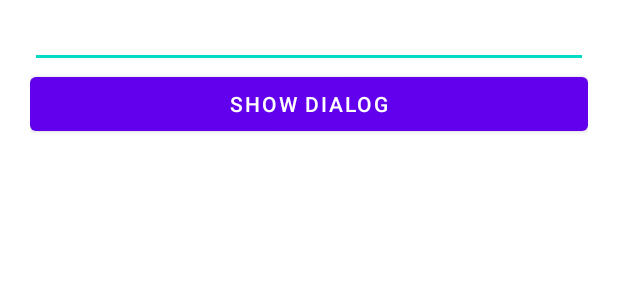
After one commit to KHPatel06/FinalProjectAndroid2023, an Android app: the layout custom_layout.xml on its own in the app's theme, with its tools: preview values and no code run, on a phone screen of 412 x 824 dp. The commit adds this screen. Shown: the top 300 px of the screen. Run offline under Robolectric (Android 15) with nearby library versions, the phone set to English and light mode, and no system bars.

Commit message:
commit - 05/05/2023

```diff
--- a/app/src/main/java/com/example/finalprojectandroid2023/ItemViewModel.kt
+++ b/app/src/main/java/com/example/finalprojectandroid2023/ItemViewModel.kt
@@ -6,7 +6,7 @@
 
 class ItemViewModel: ViewModel() {
 
-    var items = listOf<Item>(
+    var items = listOf(
         Item(0.05, 0, "item 1", "Does stuff"),
         Item(0.1, 0, "item 2", "Does stuff"),
         Item(0.15, 0, "item 3", "Does stuff"),
--- a/app/src/main/java/com/example/finalprojectandroid2023/MainFragment.kt
+++ b/app/src/main/java/com/example/finalprojectandroid2023/MainFragment.kt
@@ -41,7 +41,6 @@
         }
         viewModel.numOfKush.observe(viewLifecycleOwner) { currentKushAmount ->
             binding.cashCount.text = currentKushAmount.toString()
-
         }
 
         return rootView
--- /dev/null
+++ b/app/src/main/res/layout/custom_layout.xml
@@ -0,0 +1,20 @@
+<?xml version="1.0" encoding="utf-8"?>
+<LinearLayout xmlns:android="http://schemas.android.com/apk/res/android"
+    android:layout_width="match_parent"
+    android:layout_height="match_parent"
+    android:orientation="vertical"
+    android:paddingLeft="20dp"
+    android:paddingRight="20dp">
+
+    <EditText
+        android:id="@+id/editText"
+        android:layout_width="match_parent"
+        android:layout_height="wrap_content" />
+
+    <Button
+        android:layout_width="match_parent"
+        android:layout_height="wrap_content"
+        android:onClick="showAlertDialogButtonClicked"
+        android:text="Show Dialog" />
+
+</LinearLayout>
```
Also changed, not shown: app/src/main/java/com/example/finalprojectandroid2023/ItemAdapter.kt (+4 -4 lines), app/src/main/java/com/example/finalprojectandroid2023/ItemShopViewHolder.kt (renamed from app/src/main/java/com/example/finalprojectandroid2023/ItemViewHolder.kt, +1 -7 lines), app/src/main/java/com/example/finalprojectandroid2023/ShopFragment.kt (+8 -0 lines).
